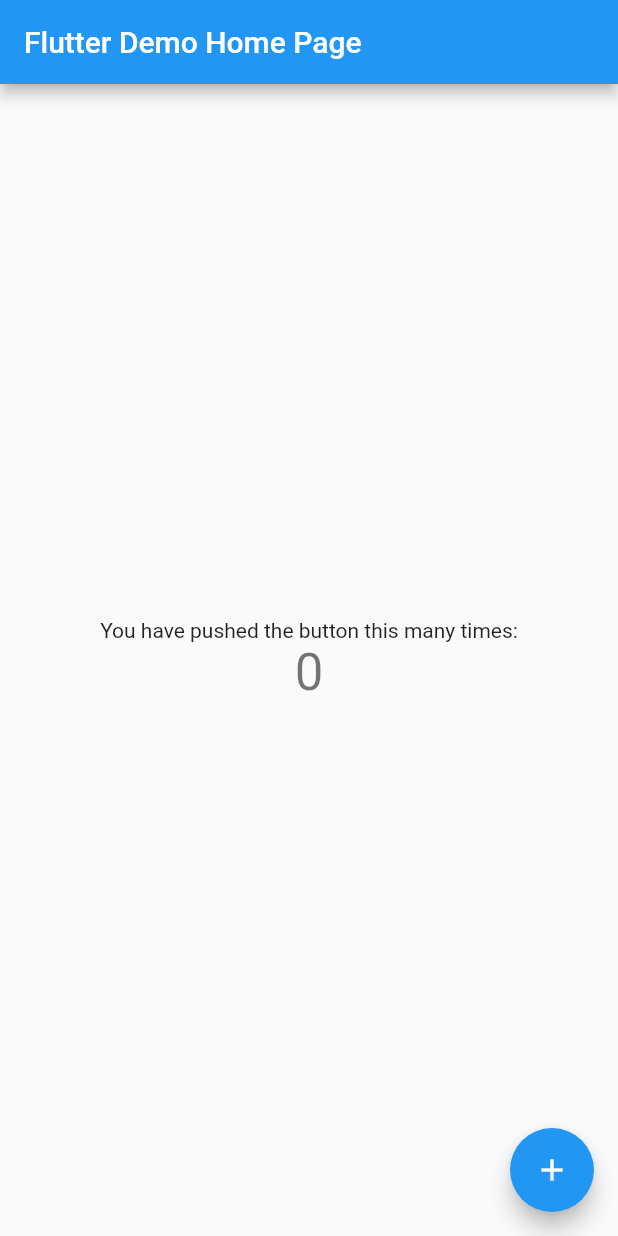
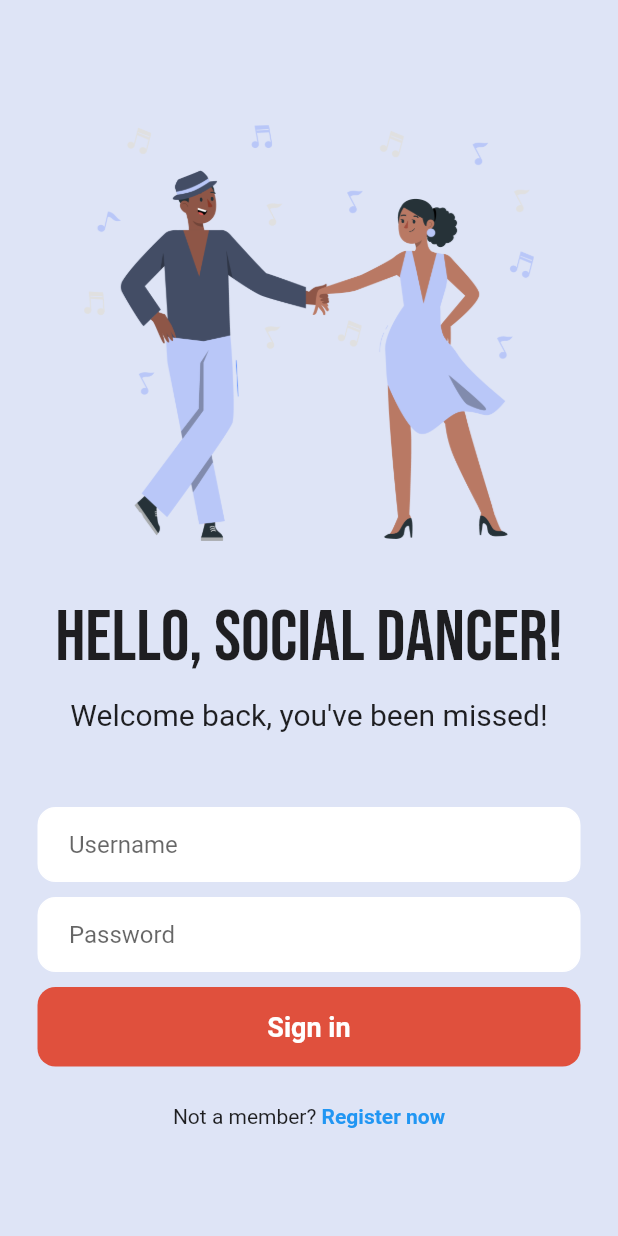
Before and after one commit to batizhamal/latino-application, a Flutter app: the screen it shows after launch, on a phone screen of 412 x 824 dp. Run offline on Flutter 3.47's test engine with Material 2 defaults, Android fonts, the phone set to English and light mode, and no system bars; our stand-ins replace google_fonts.

Commit message:
feat: login page (api to be added)

```diff
--- a/lib/main.dart
+++ b/lib/main.dart
@@ -1,4 +1,6 @@
 import 'package:flutter/material.dart';
+import 'package:latino_app/pages/home.dart';
+import 'package:latino_app/pages/login.dart';
 
 void main() {
   runApp(const MyApp());
@@ -7,109 +9,11 @@
 class MyApp extends StatelessWidget {
   const MyApp({super.key});
 
-  // This widget is the root of your application.
   @override
   Widget build(BuildContext context) {
     return MaterialApp(
-      title: 'Flutter Demo',
-      theme: ThemeData(
-        // This is the theme of your application.
-        //
-        // Try running your application with "flutter run". You'll see the
-        // application has a blue toolbar. Then, without quitting the app, try
-        // changing the primarySwatch below to Colors.green and then invoke
-        // "hot reload" (press "r" in the console where you ran "flutter run",
-        // or simply save your changes to "hot reload" in a Flutter IDE).
-        // Notice that the counter didn't reset back to zero; the application
-        // is not restarted.
-        primarySwatch: Colors.blue,
-      ),
-      home: const MyHomePage(title: 'Flutter Demo Home Page'),
+      home: LoginPage(),
+      debugShowCheckedModeBanner: false,
     );
   }
 }
-
-class MyHomePage extends StatefulWidget {
-  const MyHomePage({super.key, required this.title});
-
-  // This widget is the home page of your application. It is stateful, meaning
-  // that it has a State object (defined below) that contains fields that affect
-  // how it looks.
-
-  // This class is the configuration for the state. It holds the values (in this
-  // case the title) provided by the parent (in this case the App widget) and
-  // used by the build method of the State. Fields in a Widget subclass are
-  // always marked "final".
-
-  final String title;
-
-  @override
-  State<MyHomePage> createState() => _MyHomePageState();
-}
-
-class _MyHomePageState extends State<MyHomePage> {
-  int _counter = 0;
-
-  void _incrementCounter() {
-    setState(() {
-      // This call to setState tells the Flutter framework that something has
-      // changed in this State, which causes it to rerun the build method below
-      // so that the display can reflect the updated values. If we changed
-      // _counter without calling setState(), then the build method would not be
-      // called again, and so nothing would appear to happen.
-      _counter++;
-    });
-  }
-
-  @override
-  Widget build(BuildContext context) {
-    // This method is rerun every time setState is called, for instance as done
-    // by the _incrementCounter method above.
-    //
-    // The Flutter framework has been optimized to make rerunning build methods
-    // fast, so that you can just rebuild anything that needs updating rather
-    // than having to individually change instances of widgets.
-    return Scaffold(
-      appBar: AppBar(
-        // Here we take the value from the MyHomePage object that was created by
-        // the App.build method, and use it to set our appbar title.
-        title: Text(widget.title),
-      ),
-      body: Center(
-        // Center is a layout widget. It takes a single child and positions it
-        // in the middle of the parent.
-        child: Column(
-          // Column is also a layout widget. It takes a list of children and
-          // arranges them vertically. By default, it sizes itself to fit its
-          // children horizontally, and tries to be as tall as its parent.
-          //
-          // Invoke "debug painting" (press "p" in the console, choose the
-          // "Toggle Debug Paint" action from the Flutter Inspector in Android
-          // Studio, or the "Toggle Debug Paint" command in Visual Studio Code)
-          // to see the wireframe for each widget.
-          //
-          // Column has various properties to control how it sizes itself and
-          // how it positions its children. Here we use mainAxisAlignment to
-          // center the children vertically; the main axis here is the vertical
-          // axis because Columns are vertical (the cross axis would be
-          // horizontal).
-          mainAxisAlignment: MainAxisAlignment.center,
-          children: <Widget>[
-            const Text(
-              'You have pushed the button this many times:',
-            ),
-            Text(
-              '$_counter',
-              style: Theme.of(context).textTheme.headline4,
-            ),
-          ],
-        ),
-      ),
-      floatingActionButton: FloatingActionButton(
-        onPressed: _incrementCounter,
-        tooltip: 'Increment',
-        child: const Icon(Icons.add),
-      ), // This trailing comma makes auto-formatting nicer for build methods.
-    );
-  }
-}
--- /dev/null
+++ b/lib/pages/home.dart
@@ -0,0 +1,23 @@
+import 'package:flutter/material.dart';
+import 'package:flutter/src/widgets/container.dart';
+import 'package:flutter/src/widgets/framework.dart';
+
+class HomePage extends StatefulWidget {
+  const HomePage({super.key});
+
+  @override
+  State<HomePage> createState() => _HomePageState();
+}
+
+class _HomePageState extends State<HomePage> {
+  @override
+  Widget build(BuildContext context) {
+    return Scaffold(
+        appBar: AppBar(
+          title: Text('Home page'),
+        ),
+        body: Center(
+          child: Text('Home page'),
+        ));
+  }
+}
--- /dev/null
+++ b/lib/pages/login.dart
@@ -0,0 +1,154 @@
+import 'package:flutter/material.dart';
+import 'package:google_fonts/google_fonts.dart';
+
+class LoginPage extends StatefulWidget {
+  const LoginPage({super.key});
+
+  @override
+  State<LoginPage> createState() => _LoginPageState();
+}
+
+class _LoginPageState extends State<LoginPage> {
+  // text controllers
+  final _usernameController = TextEditingController();
+  final _passwordController = TextEditingController();
+
+  // signIn method
+  Future signIn() async {
+    print(_usernameController.text);
+    print(_passwordController.text);
+  }
+
+  @override
+  void dispose() {
+    _usernameController.dispose();
+    _passwordController.dispose();
+  }
+
+  @override
+  Widget build(BuildContext context) {
+    return Scaffold(
+      backgroundColor: Color(0xFFDEE4F6),
+      body: SafeArea(
+        child: Center(
+          child: SingleChildScrollView(
+            child: Column(
+              mainAxisAlignment: MainAxisAlignment.center,
+              children: [
+                // image
+                Image.asset(
+                  'assets/images/two_dancers_cartoon.png',
+                  width: 300,
+                  height: 300,
+                ),
+                SizedBox(height: 25),
+
+                // Hello again!
+                Text(
+                  'Hello, social dancer!',
+                  style: GoogleFonts.bebasNeue(
+                    fontSize: 48,
+                  ),
+                ),
+                SizedBox(height: 10),
+                Text(
+                  'Welcome back, you\'ve been missed!',
+                  style: TextStyle(
+                    fontSize: 20,
+                  ),
+                ),
+                SizedBox(height: 50),
+
+                // username textfield
+                Padding(
+                  padding: const EdgeInsets.symmetric(horizontal: 25.0),
+                  child: Container(
+                    decoration: BoxDecoration(
+                      color: Colors.white,
+                      border: Border.all(color: Colors.white),
+                      borderRadius: BorderRadius.circular(12),
+                    ),
+                    child: Padding(
+                      padding: const EdgeInsets.only(left: 20.0),
+                      child: TextField(
+                        controller: _usernameController,
+                        decoration: InputDecoration(
+                          border: InputBorder.none,
+                          hintText: 'Username',
+                        ),
+                      ),
+                    ),
+                  ),
+                ),
+                SizedBox(height: 10),
+
+                // password textfield
+                Padding(
+                  padding: const EdgeInsets.symmetric(horizontal: 25.0),
+                  child: Container(
+                    decoration: BoxDecoration(
+                      color: Colors.white,
+                      border: Border.all(color: Colors.white),
+                      borderRadius: BorderRadius.circular(12),
+                    ),
+                    child: Padding(
+                      padding: const EdgeInsets.only(left: 20.0),
+                      child: TextField(
+                        controller: _passwordController,
+                        obscureText: true,
+                        decoration: InputDecoration(
+                          border: InputBorder.none,
+                          hintText: 'Password',
+                        ),
+                      ),
+                    ),
+                  ),
+                ),
+                SizedBox(height: 10),
+
+                // sign in button
+                Padding(
+                  padding: const EdgeInsets.symmetric(horizontal: 25.0),
+                  child: GestureDetector(
+                    onTap: signIn,
+                    child: Container(
+                      padding: EdgeInsets.all(16),
+                      decoration: BoxDecoration(
+                        color: Color(0xFFE0503D),
+                        borderRadius: BorderRadius.circular(12),
+                      ),
+                      child: Center(
+                        child: Text(
+                          'Sign in',
+                          style: TextStyle(
+                            color: Colors.white,
+                            fontWeight: FontWeight.bold,
+                            fontSize: 18,
+                          ),
+                        ),
+                      ),
+                    ),
+                  ),
+                ),
+                SizedBox(height: 25),
+
+                // not a member? register now
+                Row(
+                  mainAxisAlignment: MainAxisAlignment.center,
+                  children: [
+                    Text('Not a member?'),
+                    Text(' Register now',
+                        style: TextStyle(
+                          color: Colors.blue,
+                          fontWeight: FontWeight.bold,
+                        ))
+                  ],
+                )
+              ],
+            ),
+          ),
+        ),
+      ),
+    );
+  }
+}
```
Also changed, not shown: pubspec.yaml (+6 -4 lines), assets/images/1.png (added), assets/images/two_dancers_cartoon.png (added), pubspec.lock, 11 other files.
